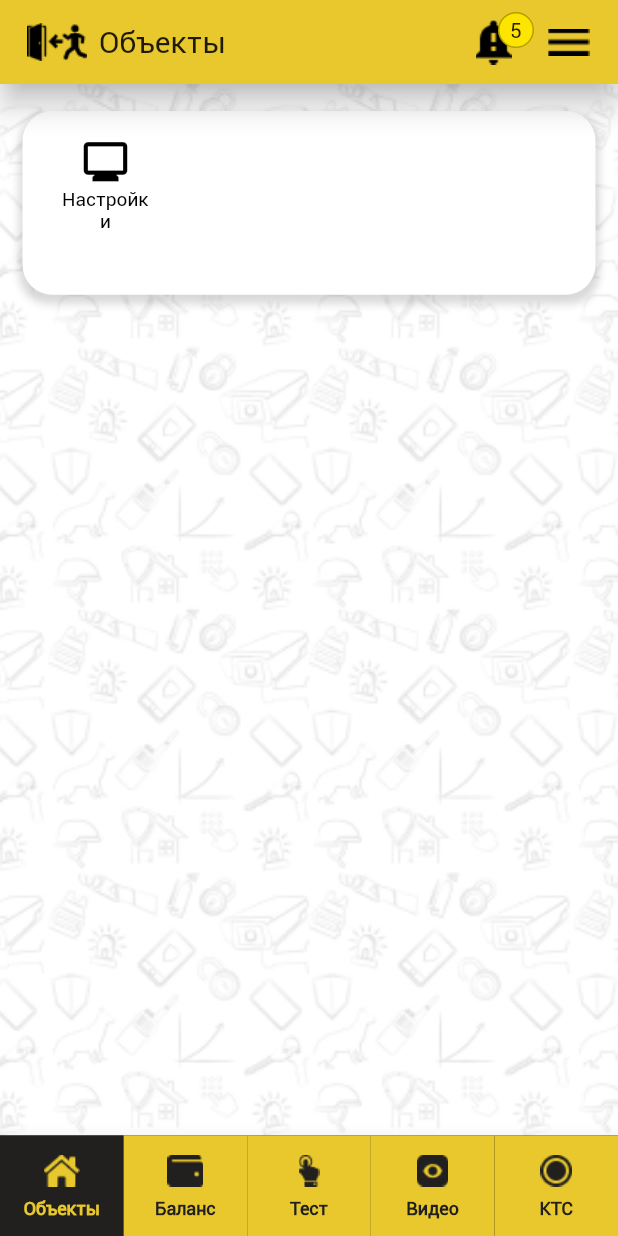
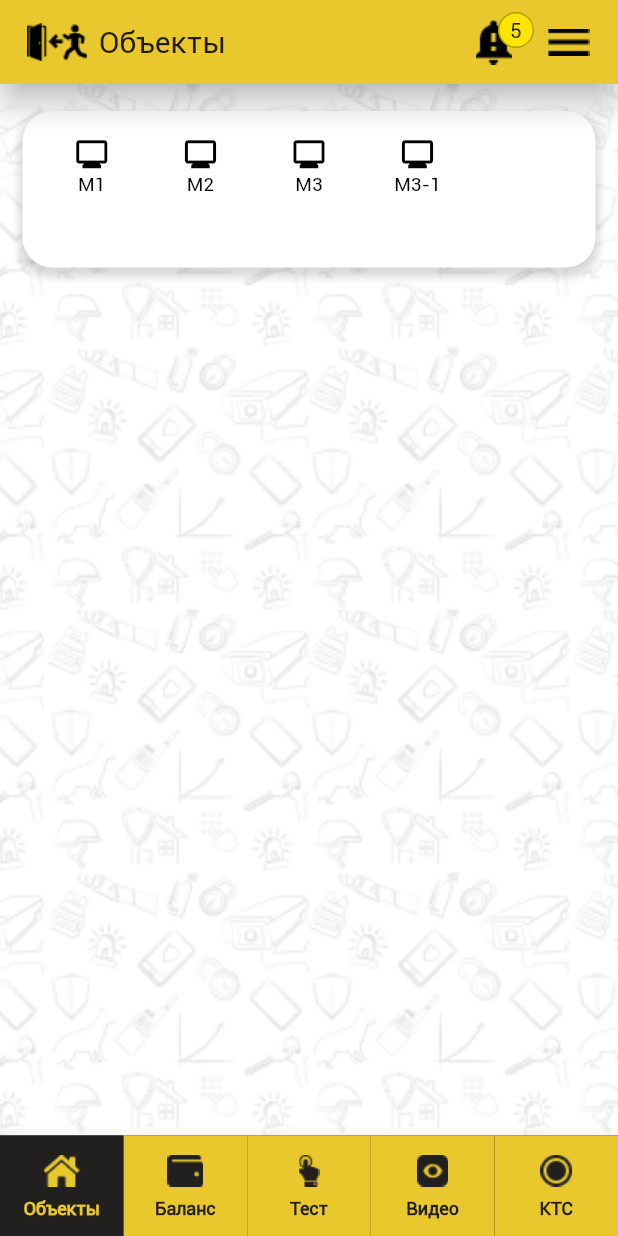
Before and after one commit to Medvedoc/TitanLK, a Flutter app: the screen it shows after launch, on a phone screen of 412 x 824 dp. Run offline on Flutter 3.47's test engine with Material 2 defaults, Android fonts, the phone set to English and light mode, and no system bars; our stand-ins replace flutter_bloc, font_awesome_flutter, image_cropper, image_picker; missing offline and left inert: flutter_shine, icon_shadow.

Commit message:
Добавил экраны

```diff
--- a/lib/bloc/mainBloc.dart
+++ b/lib/bloc/mainBloc.dart
@@ -12,7 +12,10 @@ class MainPageEvent extends MainEvent {
 class MainState {
   int subState = 0;
   static const int objects = 0;
-  static const int settings = 1;
+  static const int m1 = 1;
+  static const int m2 = 2;
+  static const int m3 = 3;
+  static const int m3_1 = 4;
   //static const int participants = 1;
   //static const int myWFRS = 2;
   //static const int payment = 3;
@@ -21,8 +24,14 @@ class MainState {
     switch (subState) {
       case objects:
         return 'Объекты';
-      case settings:
+      case m1:
         return 'Настройки';
+      case m2:
+        return 'Настройки';
+      case m3:
+        return 'Настройки';
+      case m3_1:
+        return 'Настройка уведомлений';
       //case participants:
       //  return 'wfrsParticipants';
       //case myWFRS:
--- a/lib/page/mainPage.dart
+++ b/lib/page/mainPage.dart
@@ -5,7 +5,10 @@ import 'package:flutter_bloc/flutter_bloc.dart';
 import 'package:flutter_image/bloc/mainBloc.dart';
 import 'package:flutter_image/page/floating_navbar.dart';
 import 'package:flutter_image/widgets/extendedMenu.dart';
-import 'package:flutter_image/widgets/settings.dart';
+import 'package:flutter_image/widgets/settingsFull.dart';
+import 'package:flutter_image/widgets/settingsNotifications.dart';
+import 'package:flutter_image/widgets/settingsObjectNoGroup.dart';
+import 'package:flutter_image/widgets/settingsProfile.dart';
 
 class MainPage extends StatelessWidget {
   @override
@@ -178,8 +181,14 @@ class MainPage extends StatelessWidget {
         //return NewsWidget();
         //return SettingsWidget();
         return ExtendedMenuWidget();
-      case MainState.settings:
-        return SettingsWidget();
+      case MainState.m1:
+        return TitanSettingsFull();
+      case MainState.m2:
+        return TitanSettingsProfile();
+      case MainState.m3:
+        return TitanSettingsNotifications();
+      case MainState.m3_1:
+        return TitanSettingsObjectNoGroup();
       /*case MainState.myWFRS:
         return MyWfrsloggedin();
       case MainState.payment:
--- a/lib/theme/themeStyle.dart
+++ b/lib/theme/themeStyle.dart
@@ -137,7 +137,7 @@ class TitanButtonStyle {
   double heightCounter = 0.95; //Высота inline шрифта счетчика
   double heightText = 1.20; //Высота inline шрифта названия кнопки
   double fontSize14 = 14.0;
-  double fontSize18 = 18.0;
+  double fontSize18 = 16.0;
   String fontFamily = "Roboto";
   FontWeight fontWeight400 = FontWeight.w500;
   FontStyle fontStyleNormal = FontStyle.normal;
--- a/lib/widgets/extendedMenu.dart
+++ b/lib/widgets/extendedMenu.dart
@@ -6,19 +6,34 @@ import 'package:flutter_image/bloc/mainBloc.dart';
 class ExtendedMenuWidget extends StatelessWidget {
   @override
   Widget build(BuildContext context) {
-    var _iconSize = 35.0;
+    var _iconSize = 25.0;
     var _color = Theme.of(context).textTheme.button.color;
     return Column(children: <Widget>[
       GridView.count(
         shrinkWrap: true,
         physics: NeverScrollableScrollPhysics(),
-        crossAxisCount: 4,
+        crossAxisCount: 5,
         children: <Widget>[
           _getButton(
               context,
               Icon(Icons.monitor, size: _iconSize, color: _color),
-              "Настройки",
-              MainState.settings),
+              "М1",
+              MainState.m1),
+          _getButton(
+              context,
+              Icon(Icons.monitor, size: _iconSize, color: _color),
+              "М2",
+              MainState.m2),
+          _getButton(
+              context,
+              Icon(Icons.monitor, size: _iconSize, color: _color),
+              "М3",
+              MainState.m3),
+          _getButton(
+              context,
+              Icon(Icons.monitor, size: _iconSize, color: _color),
+              "М3-1",
+              MainState.m3_1),
          /* _getButton(
               context,
               Icon(
--- a/lib/widgets/settings.dart
+++ b/lib/widgets/settingsProfile.dart
@@ -11,12 +11,12 @@ import 'package:flutter/cupertino.dart';
 import 'package:flutter/material.dart';
 //import 'package:list_tile_switch/list_tile_switch.dart';
 
-class SettingsWidget extends StatefulWidget {
+class TitanSettingsProfile extends StatefulWidget {
   @override
-  _SettingsWidgetState createState() => _SettingsWidgetState();
+  _TitanSettingsProfileState createState() => _TitanSettingsProfileState();
 }
 
-class _SettingsWidgetState extends State<SettingsWidget> {
+class _TitanSettingsProfileState extends State<TitanSettingsProfile> {
   String _phone;
   String _family;
   String _name;
```
Also changed, not shown: lib/control/TitanButton.dart (+9 -6 lines), lib/control/TitanSwitch.dart (+12 -7 lines), lib/widgets/settingsFull.dart (added, +66 -0 lines), lib/widgets/settingsNotifications.dart (added, +73 -0 lines), lib/widgets/settingsObjectNoGroup.dart (added, +220 -0 lines).
